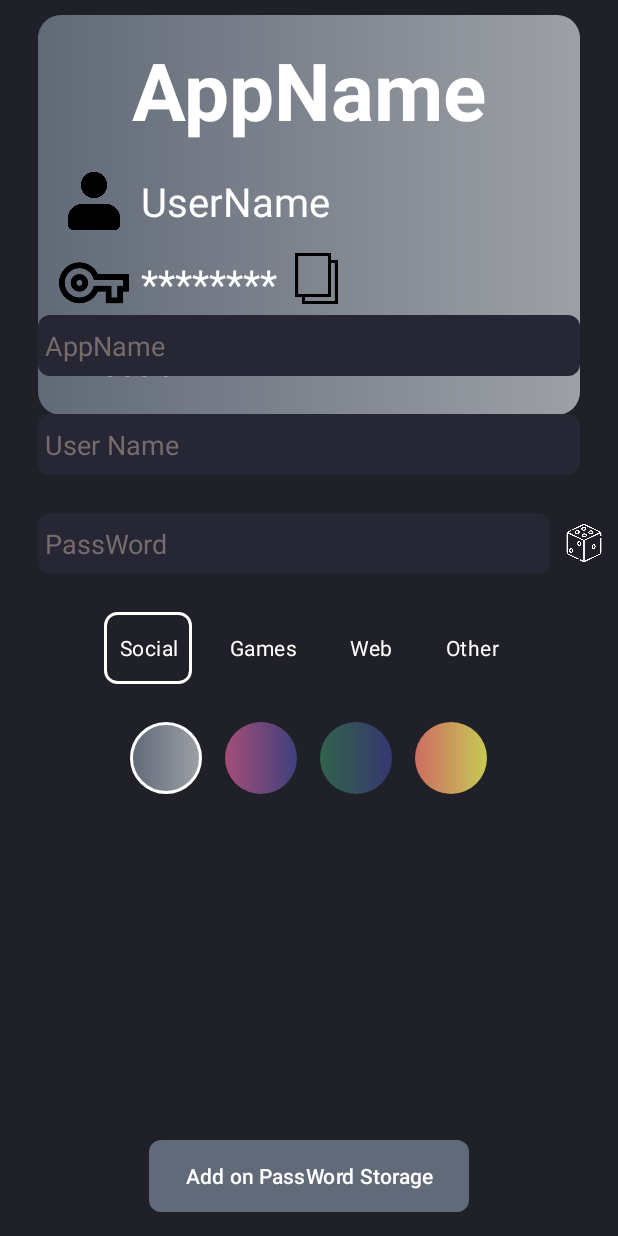
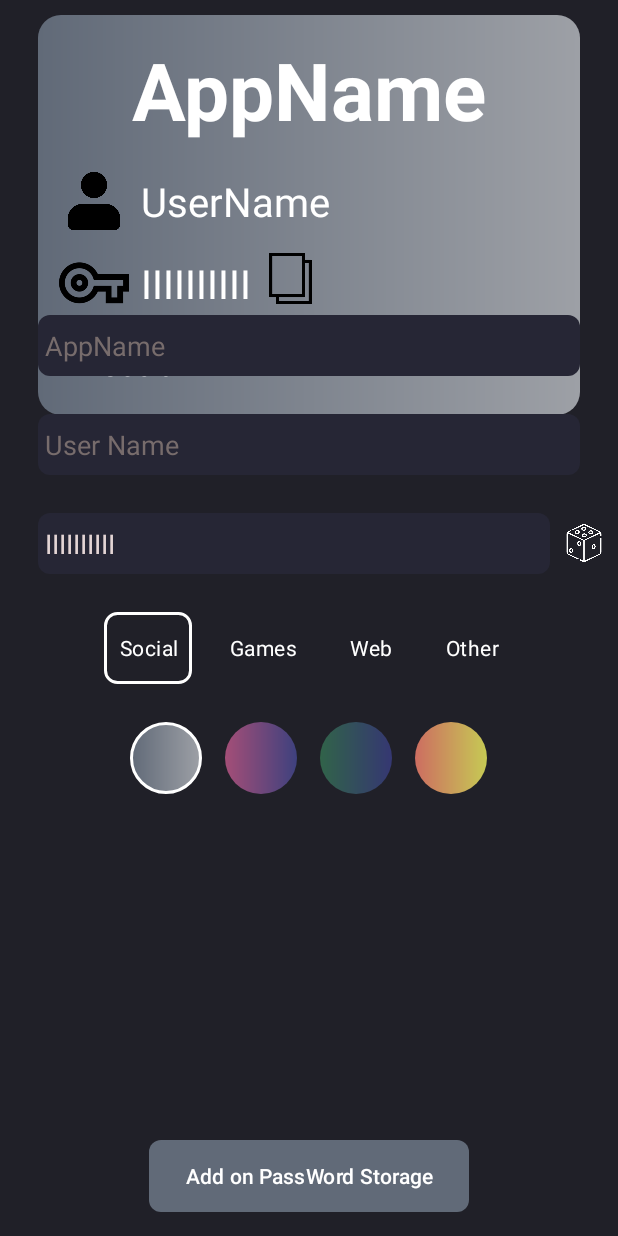
Before and after one commit to RiseGhost/PassWord_Storage, an Android app: the activity_add_pass screen opened directly, with no data from a screen before it, after a tap on "Add on PassWord Storage", on a phone screen of 412 x 824 dp. Run offline under Robolectric (Android 15) with nearby library versions, the phone set to English and light mode, and no system bars; our stand-ins replace Room's generated code; 1 other tap on this screen came first.

Commit message:
PassWords random generate

```diff
--- a/app/src/main/java/com/example/passwordstorage/SecuryCifra.java
+++ b/app/src/main/java/com/example/passwordstorage/SecuryCifra.java
@@ -8,6 +8,7 @@ import java.security.InvalidKeyException;
 import java.security.MessageDigest;
 import java.security.NoSuchAlgorithmException;
 import java.util.Base64;
+import java.util.Random;
 
 import javax.crypto.BadPaddingException;
 import javax.crypto.Cipher;
@@ -20,6 +21,7 @@ import javax.crypto.spec.SecretKeySpec;
 public class SecuryCifra {
     SecretKey secretKey;
     IvParameterSpec ivParam;
+    private static String alfabeto = "ABCDEFGHIJKLMNOPQRSTUVWXYZabcdefghijklmnopqrstuvwyz0123456789?=;.+*´`~<>ªº";
     public SecuryCifra(Context context){
         try{
             SharedPreferences sharedPreferences = context.getSharedPreferences("cipher",0);
@@ -51,4 +53,8 @@ public class SecuryCifra {
         messageDigest.update(str.getBytes());
         return new String(messageDigest.digest());
     }
+
+    public String makePassWord(int size){
+        return (size == 0) ? "" : alfabeto.charAt((new Random()).nextInt(74)) + makePassWord(size-1);
+    }
 }
--- a/app/src/main/java/com/example/passwordstorage/activity_add_pass.java
+++ b/app/src/main/java/com/example/passwordstorage/activity_add_pass.java
@@ -78,6 +78,9 @@ public class activity_add_pass extends AppCompatActivity {
             public void afterTextChanged(Editable s) {}
         });
         //++++++++++++++++++++++++++++++++++++++++++++++++++++++++++++++++++++++++++++++++++++
+
+        findViewById(R.id.RandomPass).setOnClickListener((event) -> {ETPassWord.setText(new SecuryCifra(getApplicationContext()).makePassWord(10));});
+
         findViewById(R.id.Insert).setOnClickListener((event) -> {
             if (ETAppName.getText().toString().equals("")){
                 Toast.makeText(activity_add_pass.this,"AppName Invalid",Toast.LENGTH_SHORT).show();
--- a/app/src/main/res/layout/activity_add_pass.xml
+++ b/app/src/main/res/layout/activity_add_pass.xml
@@ -90,7 +90,7 @@
                     tools:layout_editor_absoluteY="196dp" />
 
                 <ImageView
-                    android:id="@+id/imageView"
+                    android:id="@+id/RandomPass"
                     android:layout_width="25dp"
                     android:layout_height="25dp"
                     android:layout_marginLeft="10dp"
```
